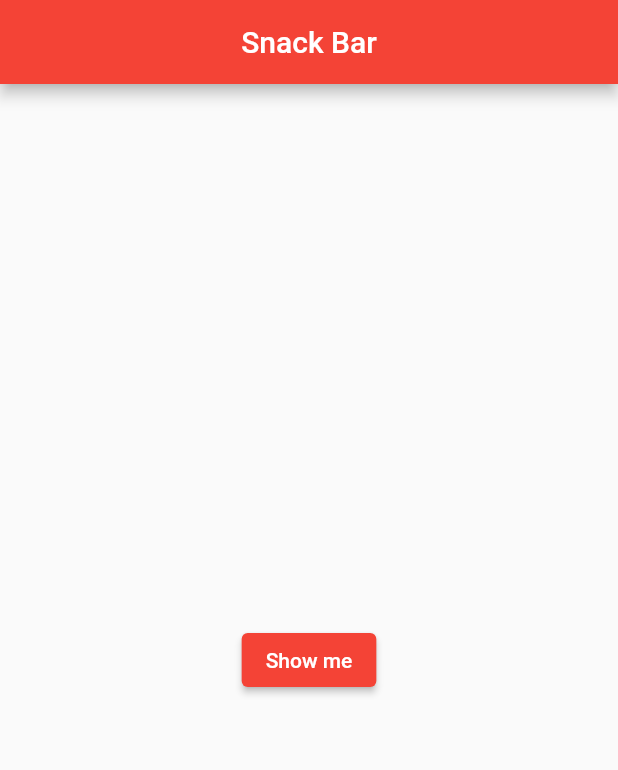
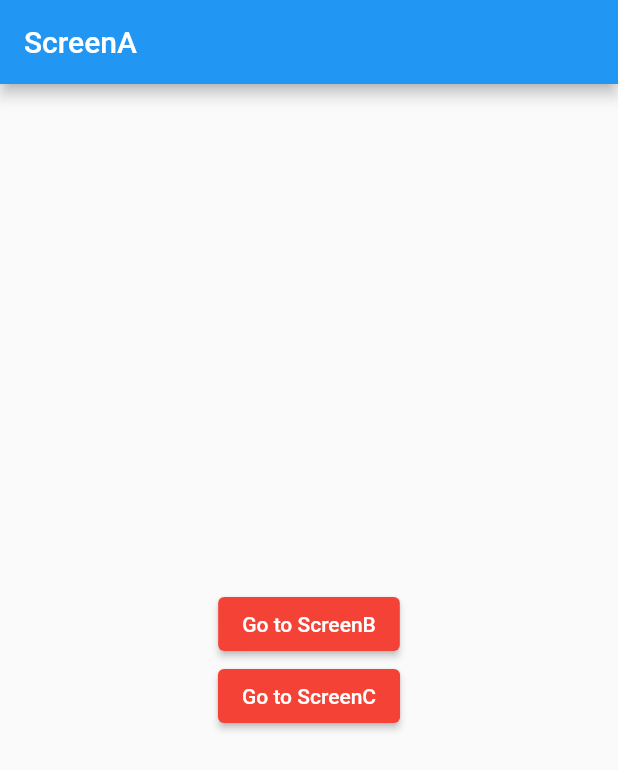
Before and after one commit to batiger00/hexa-flutter-study, a Flutter app: the screen it shows after launch, on a phone screen of 412 x 824 dp. Shown: the top 770 px of the screen. Run offline on Flutter 3.47's test engine with Material 2 defaults, Android fonts, the phone set to English and light mode, and no system bars.

Commit message:
multi Screen

```diff
--- /dev/null
+++ b/hexa_study/lib/ScreenA.dart
@@ -0,0 +1,35 @@
+import 'package:flutter/material.dart';
+
+class ScreenA extends StatelessWidget {
+  const ScreenA({Key? key}) : super(key: key);
+
+  @override
+  Widget build(BuildContext context) {
+    return Scaffold(
+      appBar: AppBar(
+        title: Text('ScreenA'),
+      ),
+      body: Center(
+        child: Column(
+          mainAxisAlignment: MainAxisAlignment.center,
+          children: [
+            ElevatedButton(
+              onPressed: () {
+                Navigator.pushNamed(context, '/b');
+              } ,
+              child: Text('Go to ScreenB'),
+              style: ElevatedButton.styleFrom(primary: Colors.red) ,
+              ),
+            ElevatedButton(
+              onPressed: () {
+                Navigator.pushNamed(context, '/c');
+              } ,
+              child: Text('Go to ScreenC'),
+              style: ElevatedButton.styleFrom(primary: Colors.red) ,
+              )
+          ],
+        ),
+      ),
+    );
+  }
+}
--- a/hexa_study/lib/main.dart
+++ b/hexa_study/lib/main.dart
@@ -1,6 +1,7 @@
-// ignore_for_file: prefer_const_constructors
-
 import 'package:flutter/material.dart';
+import 'package:hexa_study/ScreenA.dart';
+import 'package:hexa_study/ScreenB.dart';
+import 'package:hexa_study/ScreenC.dart';
 
 void main() => runApp(MyApp());
 
@@ -10,43 +11,13 @@
   @override
   Widget build(BuildContext context) {
     return MaterialApp(
-      title: 'Sanck Bar',
-      theme: ThemeData(primarySwatch: Colors.red),
-      home: MyPage(),
+      debugShowCheckedModeBanner: false,
+      initialRoute: '/',
+      routes: {
+        '/' :(context) => ScreenA(),
+        '/b' :(context) => ScreenB(),
+        '/c' :(context) => ScreenC(),
+      },
     );
   }
 }
-
-class MyPage extends StatelessWidget {
-  const MyPage({Key? key}) : super(key: key);
-
-  @override
-  Widget build(BuildContext context) {
-    return Scaffold(
-        appBar: AppBar(
-          title: Text('Snack Bar'),
-          centerTitle: true,
-        ),
-        body: Builder(
-          builder: (BuildContext ctx) {
-            return Center(
-              child: ElevatedButton(
-                child: Text(
-                  'Show me',
-                  style: TextStyle(
-                    color: Colors.white,
-                  ),
-                ),
-                style: ButtonStyle(
-                  backgroundColor: MaterialStateProperty.all<Color>(Colors.red),
-                ),
-                onPressed: () {
-                  ScaffoldMessenger.of(ctx)
-                      .showSnackBar(SnackBar(content: Text("Hellow")));
-                },
-              ),
-            );
-          },
-        ));
-  }
-}
--- a/hexa_study/pubspec.yaml
+++ b/hexa_study/pubspec.yaml
@@ -34,7 +34,7 @@
   # The following adds the Cupertino Icons font to your application.
   # Use with the CupertinoIcons class for iOS style icons.
   cupertino_icons: ^1.0.2
-
+  fluttertoast: 7.0.1
 dev_dependencies:
   flutter_test:
     sdk: flutter
```
Also changed, not shown: hexa_study/lib/ScreenB.dart (added, +35 -0 lines), hexa_study/lib/ScreenC.dart (added, +33 -0 lines), hexa_study/pubspec.lock.
